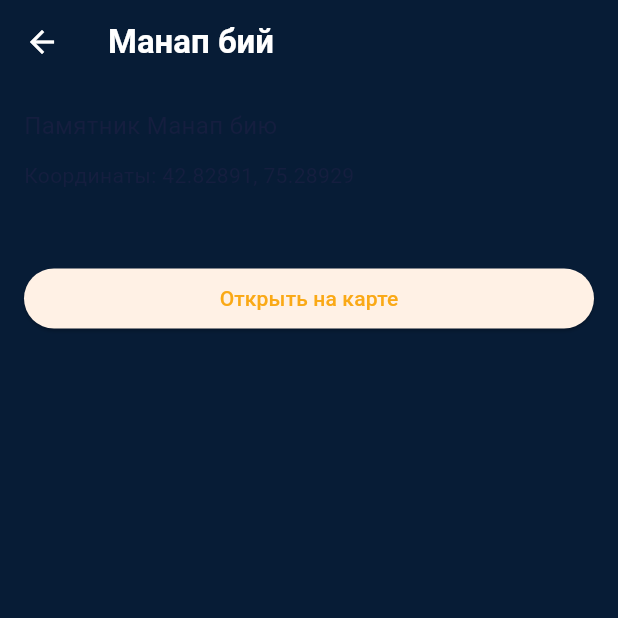
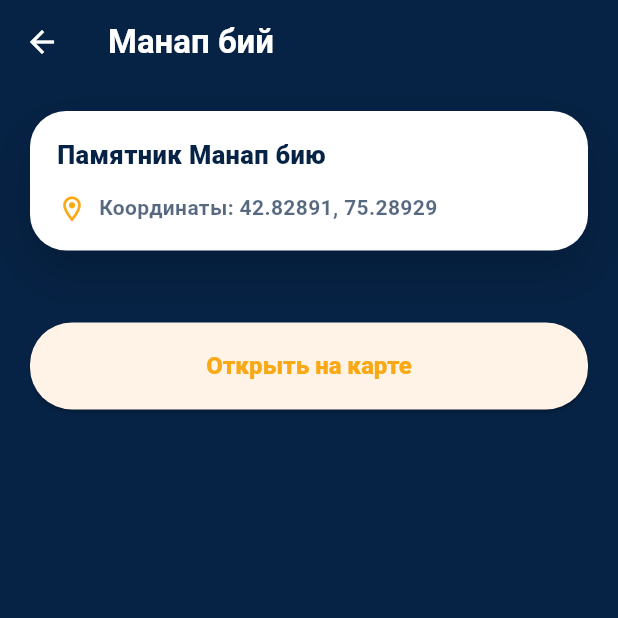
Before and after one commit to SyimykClone/startup_project, a Flutter app: the AppShellScreen screen opened by its route, after a tap on "Манап бий", on a phone screen of 412 x 824 dp, the top half of it. Run offline on Flutter 3.47's test engine with Material 3 defaults, Android fonts, the phone set to English and light mode, and no system bars; our stand-ins replace dio, flutter_dotenv, geolocator, google_maps_flutter, google_sign_in, image_picker and 1 more; missing offline and left inert: model_viewer_plus; accounts and stored records are empty; network calls fail.

Commit message:
frontend: enhance AR functionality by adding nearest AR POI fallback and improving UI in POI detail screen

```diff
--- a/around/feature/frontend/lib/screens/ar/ar_screen.dart
+++ b/around/feature/frontend/lib/screens/ar/ar_screen.dart
@@ -59,7 +59,7 @@ class _ArScreenState extends State<ArScreen> {
           SnackBar(
             content: Text(
               isRu
-                  ? 'Р СЏРґРѕРј РЅРµС‚ AR-РѕР±СЉРµРєС‚Р°. РџСЂРѕРІРµСЂСЊС‚Рµ РєРѕРѕСЂРґРёРЅР°С‚С‹ РѕР±СЉРµРєС‚Р° РІ Р±Р°Р·Рµ.'
+                  ? '\u0420\u044f\u0434\u043e\u043c \u043d\u0435\u0442 AR-\u043e\u0431\u044a\u0435\u043a\u0442\u0430. \u041f\u0440\u043e\u0432\u0435\u0440\u044c\u0442\u0435 \u043a\u043e\u043e\u0440\u0434\u0438\u043d\u0430\u0442\u044b \u043e\u0431\u044a\u0435\u043a\u0442\u0430 \u0432 \u0431\u0430\u0437\u0435.'
                   : 'No AR object nearby. Check object coordinates in the database.',
             ),
           ),
@@ -97,7 +97,11 @@ class _ArScreenState extends State<ArScreen> {
         setState(() => _loading = false);
         ScaffoldMessenger.of(context).showSnackBar(
           SnackBar(
-            content: Text(isRu ? 'РЎРєР°РЅРёСЂРѕРІР°РЅРёРµ РѕС‚РјРµРЅРµРЅРѕ.' : 'Scan canceled.'),
+            content: Text(
+              isRu
+                  ? '\u0421\u043a\u0430\u043d\u0438\u0440\u043e\u0432\u0430\u043d\u0438\u0435 \u043e\u0442\u043c\u0435\u043d\u0435\u043d\u043e.'
+                  : 'Scan canceled.',
+            ),
           ),
         );
         return;
@@ -115,7 +119,7 @@ class _ArScreenState extends State<ArScreen> {
       if (!mounted) return;
       setState(() => _loading = false);
       final message = isRu
-          ? 'РќРµ СѓРґР°Р»РѕСЃСЊ Р·Р°РїСѓСЃС‚РёС‚СЊ AR-СЃРєР°РЅРёСЂРѕРІР°РЅРёРµ. РџСЂРѕРІРµСЂСЊС‚Рµ РєР°РјРµСЂСѓ Рё РіРµРѕР»РѕРєР°С†РёСЋ.'
+          ? '\u041d\u0435 \u0443\u0434\u0430\u043b\u043e\u0441\u044c \u0437\u0430\u043f\u0443\u0441\u0442\u0438\u0442\u044c AR-\u0441\u043a\u0430\u043d\u0438\u0440\u043e\u0432\u0430\u043d\u0438\u0435. \u041f\u0440\u043e\u0432\u0435\u0440\u044c\u0442\u0435 \u043a\u0430\u043c\u0435\u0440\u0443 \u0438 \u0433\u0435\u043e\u043b\u043e\u043a\u0430\u0446\u0438\u044e.'
           : AppErrorText.fromObject(context, e);
       ScaffoldMessenger.of(context).showSnackBar(SnackBar(content: Text(message)));
     }
@@ -164,13 +168,19 @@ class _ArScreenState extends State<ArScreen> {
   @override
   Widget build(BuildContext context) {
     final isRu = _isRu;
-    final title = isRu ? 'AR-СЃРєР°РЅРёСЂРѕРІР°РЅРёРµ' : 'AR Scan';
+    final title = isRu
+        ? 'AR-\u0441\u043a\u0430\u043d\u0438\u0440\u043e\u0432\u0430\u043d\u0438\u0435'
+        : 'AR Scan';
     final subtitle = isRu
-        ? 'РџРѕРґРѕР№РґРёС‚Рµ Рє РґРѕСЃС‚РѕРїСЂРёРјРµС‡Р°С‚РµР»СЊРЅРѕСЃС‚Рё, РЅР°РІРµРґРёС‚Рµ РєР°РјРµСЂСѓ Рё РїРѕР»СѓС‡РёС‚Рµ 3D-РјРѕРґРµР»СЊ СЃ РѕРїРёСЃР°РЅРёРµРј.'
+        ? '\u041f\u043e\u0434\u043e\u0439\u0434\u0438\u0442\u0435 \u043a \u0434\u043e\u0441\u0442\u043e\u043f\u0440\u0438\u043c\u0435\u0447\u0430\u0442\u0435\u043b\u044c\u043d\u043e\u0441\u0442\u0438, \u043d\u0430\u0432\u0435\u0434\u0438\u0442\u0435 \u043a\u0430\u043c\u0435\u0440\u0443 \u0438 \u043f\u043e\u043b\u0443\u0447\u0438\u0442\u0435 3D-\u043c\u043e\u0434\u0435\u043b\u044c \u0441 \u043e\u043f\u0438\u0441\u0430\u043d\u0438\u0435\u043c.'
         : 'Approach a landmark, scan it with camera, and view a 3D model.';
     final startLabel = _capturedImage == null
-        ? (isRu ? 'РЎРєР°РЅРёСЂРѕРІР°С‚СЊ РѕР±СЉРµРєС‚' : 'Scan object')
-        : (isRu ? 'РЎРєР°РЅРёСЂРѕРІР°С‚СЊ СЃРЅРѕРІР°' : 'Scan again');
+        ? (isRu
+            ? '\u0421\u043a\u0430\u043d\u0438\u0440\u043e\u0432\u0430\u0442\u044c \u043e\u0431\u044a\u0435\u043a\u0442'
+            : 'Scan object')
+        : (isRu
+            ? '\u0421\u043a\u0430\u043d\u0438\u0440\u043e\u0432\u0430\u0442\u044c \u0441\u043d\u043e\u0432\u0430'
+            : 'Scan again');
 
     return SafeArea(
       child: Padding(
@@ -301,7 +311,9 @@ class _EmptyScanState extends StatelessWidget {
             const _ScannerPreviewFrame(),
             const SizedBox(height: 18),
             Text(
-              isRu ? 'РќР°РІРµРґРёС‚Рµ РєР°РјРµСЂСѓ РЅР° РѕР±СЉРµРєС‚' : 'Point camera at object',
+              isRu
+                  ? '\u041d\u0430\u0432\u0435\u0434\u0438\u0442\u0435 \u043a\u0430\u043c\u0435\u0440\u0443 \u043d\u0430 \u043e\u0431\u044a\u0435\u043a\u0442'
+                  : 'Point camera at object',
               textAlign: TextAlign.center,
               style: const TextStyle(
                 color: _ArScreenState._base,
@@ -312,7 +324,7 @@ class _EmptyScanState extends StatelessWidget {
             const SizedBox(height: 8),
             Text(
               isRu
-                  ? 'РќР°Р¶РјРёС‚Рµ РєРЅРѕРїРєСѓ РІС‹С€Рµ, СЂР°Р·СЂРµС€РёС‚Рµ РґРѕСЃС‚СѓРї Рє РєР°РјРµСЂРµ Рё РЅР°С‡РЅРёС‚Рµ СЃРєР°РЅРёСЂРѕРІР°РЅРёРµ.'
+                  ? '\u041d\u0430\u0436\u043c\u0438\u0442\u0435 \u043a\u043d\u043e\u043f\u043a\u0443 \u0432\u044b\u0448\u0435, \u0440\u0430\u0437\u0440\u0435\u0448\u0438\u0442\u0435 \u0434\u043e\u0441\u0442\u0443\u043f \u043a \u043a\u0430\u043c\u0435\u0440\u0435 \u0438 \u043d\u0430\u0447\u043d\u0438\u0442\u0435 \u0441\u043a\u0430\u043d\u0438\u0440\u043e\u0432\u0430\u043d\u0438\u0435.'
                   : 'Tap the button above to open camera and start scanning.',
               textAlign: TextAlign.center,
               style: TextStyle(color: _ArScreenState._base.withOpacity(0.7)),
@@ -507,10 +519,13 @@ class _ScanStatusCard extends StatelessWidget {
   @override
   Widget build(BuildContext context) {
     final scanTarget = target;
-    final title = scanTarget?.title ?? (isRu ? 'AR-РѕР±СЉРµРєС‚ РЅРµ РЅР°Р№РґРµРЅ' : 'No AR object found');
+    final title = scanTarget?.title ??
+        (isRu
+            ? 'AR-\u043e\u0431\u044a\u0435\u043a\u0442 \u043d\u0435 \u043d\u0430\u0439\u0434\u0435\u043d'
+            : 'No AR object found');
     final subtitle = scanTarget == null
         ? (isRu
-            ? 'Р СЏРґРѕРј РЅРµС‚ РґРѕСЃС‚РѕРїСЂРёРјРµС‡Р°С‚РµР»СЊРЅРѕСЃС‚Рё СЃ AR-РјРѕРґРµР»СЊСЋ.'
+            ? '\u0420\u044f\u0434\u043e\u043c \u043d\u0435\u0442 \u0434\u043e\u0441\u0442\u043e\u043f\u0440\u0438\u043c\u0435\u0447\u0430\u0442\u0435\u043b\u044c\u043d\u043e\u0441\u0442\u0438 \u0441 AR-\u043c\u043e\u0434\u0435\u043b\u044c\u044e.'
             : 'There is no nearby landmark with an AR model.')
         : tooFar
             ? scanTarget.tooFarLabel(isRu)
@@ -594,10 +609,12 @@ class _BottomInfo extends StatelessWidget {
 
   @override
   Widget build(BuildContext context) {
-    final title = isRu ? 'РљСЂР°С‚РєРѕРµ РѕРїРёСЃР°РЅРёРµ' : 'Short description';
+    final title = isRu
+        ? '\u041a\u0440\u0430\u0442\u043a\u043e\u0435 \u043e\u043f\u0438\u0441\u0430\u043d\u0438\u0435'
+        : 'Short description';
     final description = target?.description ??
         (isRu
-            ? 'AR-РґР°РЅРЅС‹Рµ РґР»СЏ Р±Р»РёР¶Р°Р№С€РµРіРѕ РѕР±СЉРµРєС‚Р° РЅРµ РЅР°Р№РґРµРЅС‹.'
+            ? 'AR-\u0434\u0430\u043d\u043d\u044b\u0435 \u0434\u043b\u044f \u0431\u043b\u0438\u0436\u0430\u0439\u0448\u0435\u0433\u043e \u043e\u0431\u044a\u0435\u043a\u0442\u0430 \u043d\u0435 \u043d\u0430\u0439\u0434\u0435\u043d\u044b.'
             : 'AR data for the nearest object was not found.');
 
     return Container(
@@ -651,9 +668,11 @@ class _NoArObjectHint extends StatelessWidget {
   Widget build(BuildContext context) {
     return _CenteredHint(
       icon: Icons.search_off,
-      title: isRu ? 'AR-РѕР±СЉРµРєС‚ РЅРµ РЅР°Р№РґРµРЅ' : 'No AR object',
+      title: isRu
+          ? 'AR-\u043e\u0431\u044a\u0435\u043a\u0442 \u043d\u0435 \u043d\u0430\u0439\u0434\u0435\u043d'
+          : 'No AR object',
       subtitle: isRu
-          ? 'Р’ Р±Р°Р·Рµ РґР°РЅРЅС‹С… РїРѕРєР° РЅРµС‚ Р±Р»РёР¶Р°Р№С€РµР№ РґРѕСЃС‚РѕРїСЂРёРјРµС‡Р°С‚РµР»СЊРЅРѕСЃС‚Рё.'
+          ? '\u0412 \u0431\u0430\u0437\u0435 \u0434\u0430\u043d\u043d\u044b\u0445 \u043f\u043e\u043a\u0430 \u043d\u0435\u0442 \u0431\u043b\u0438\u0436\u0430\u0439\u0448\u0435\u0439 \u0434\u043e\u0441\u0442\u043e\u043f\u0440\u0438\u043c\u0435\u0447\u0430\u0442\u0435\u043b\u044c\u043d\u043e\u0441\u0442\u0438.'
           : 'In the database there is no nearby landmark yet.',
     );
   }
@@ -669,7 +688,9 @@ class _TooFarHint extends StatelessWidget {
   Widget build(BuildContext context) {
     return _CenteredHint(
       icon: Icons.social_distance,
-      title: isRu ? 'РџРѕРґРѕР№РґРёС‚Рµ Р±Р»РёР¶Рµ' : 'Move closer',
+      title: isRu
+          ? '\u041f\u043e\u0434\u043e\u0439\u0434\u0438\u0442\u0435 \u0431\u043b\u0438\u0436\u0435'
+          : 'Move closer',
       subtitle: target.tooFarLabel(isRu),
     );
   }
@@ -685,7 +706,9 @@ class _MissingModelHint extends StatelessWidget {
   Widget build(BuildContext context) {
     return _CenteredHint(
       icon: Icons.view_in_ar_outlined,
-      title: isRu ? '3D-РјРѕРґРµР»СЊ РЅРµ РЅР°Р№РґРµРЅР°' : '3D model not found',
+      title: isRu
+          ? '3D-\u043c\u043e\u0434\u0435\u043b\u044c \u043d\u0435 \u043d\u0430\u0439\u0434\u0435\u043d\u0430'
+          : '3D model not found',
       subtitle: modelPath,
     );
   }
@@ -767,16 +790,18 @@ class _ArScanTarget {
   String distanceLabel(bool isRu) {
     if (distanceM >= 1000) {
       final km = (distanceM / 1000).toStringAsFixed(1);
-      return isRu ? 'Р Р°СЃСЃС‚РѕСЏРЅРёРµ: $km РєРј' : 'Distance: $km km';
+      return isRu
+          ? '\u0420\u0430\u0441\u0441\u0442\u043e\u044f\u043d\u0438\u0435: $km \u043a\u043c'
+          : 'Distance: $km km';
     }
     return isRu
-        ? 'Р Р°СЃСЃС‚РѕСЏРЅРёРµ: ${distanceM.toStringAsFixed(0)} Рј'
+        ? '\u0420\u0430\u0441\u0441\u0442\u043e\u044f\u043d\u0438\u0435: ${distanceM.toStringAsFixed(0)} \u043c'
         : 'Distance: ${distanceM.toStringAsFixed(0)} m';
   }
 
   String tooFarLabel(bool isRu) {
     return isRu
-        ? 'Р”Рѕ РѕР±СЉРµРєС‚Р° ${distanceM.toStringAsFixed(0)} Рј. РќСѓР¶РЅРѕ РїРѕРґРѕР№С‚Рё Р±Р»РёР¶Рµ ${radiusM} Рј.'
+        ? '\u0414\u043e \u043e\u0431\u044a\u0435\u043a\u0442\u0430 ${distanceM.toStringAsFixed(0)} \u043c. \u041d\u0443\u0436\u043d\u043e \u043f\u043e\u0434\u043e\u0439\u0442\u0438 \u0431\u043b\u0438\u0436\u0435 ${radiusM} \u043c.'
         : 'Object is ${distanceM.toStringAsFixed(0)} m away. Move within $radiusM m.';
   }
 }
--- a/around/feature/frontend/lib/screens/poi/poi_detail_screen.dart
+++ b/around/feature/frontend/lib/screens/poi/poi_detail_screen.dart
@@ -13,6 +13,8 @@ class PoiDetailScreen extends StatelessWidget {
 
   @override
   Widget build(BuildContext context) {
+    const base = Color(0xFF062244);
+    const accent = Color(0xFFFAA916);
     final routeState = context.watch<RouteState>();
     final locale = Localizations.localeOf(context).languageCode;
     final l10n = context.l10n;
@@ -20,26 +22,93 @@ class PoiDetailScreen extends StatelessWidget {
     final routeErrorLabel = locale == 'ru' ? 'Ошибка маршрута' : 'Route error';
 
     return Scaffold(
-      appBar: AppBar(title: Text(poi.name)),
+      backgroundColor: base,
+      appBar: AppBar(
+        title: Text(poi.name),
+        backgroundColor: base,
+        foregroundColor: Colors.white,
+        elevation: 0,
+      ),
       body: SafeArea(
         child: SingleChildScrollView(
-          padding: const EdgeInsets.all(16),
+          padding: const EdgeInsets.fromLTRB(20, 18, 20, 28),
           child: Column(
             crossAxisAlignment: CrossAxisAlignment.start,
             children: [
-              Text(poi.description, style: const TextStyle(fontSize: 16)),
-              const SizedBox(height: 12),
+              Container(
+                width: double.infinity,
+                padding: const EdgeInsets.all(18),
+                decoration: BoxDecoration(
+                  color: Colors.white,
+                  borderRadius: BorderRadius.circular(24),
+                  boxShadow: [
+                    BoxShadow(
+                      color: Colors.black.withOpacity(0.16),
+                      blurRadius: 24,
+                      offset: const Offset(0, 14),
+                    ),
+                  ],
+                ),
+                child: Column(
+                  crossAxisAlignment: CrossAxisAlignment.start,
+                  children: [
                     Text(
+                      poi.description.trim().isEmpty
+                          ? poi.name
+                          : poi.description,
+                      style: const TextStyle(
+                        color: base,
+                        fontSize: 17,
+                        height: 1.35,
+                        fontWeight: FontWeight.w800,
+                      ),
+                    ),
+                    const SizedBox(height: 14),
+                    Row(
+                      crossAxisAlignment: CrossAxisAlignment.start,
+                      children: [
+                        const Icon(
+                          Icons.location_on_outlined,
+                          color: accent,
+                          size: 20,
+                        ),
+                        const SizedBox(width: 8),
+                        Expanded(
+                          child: Text(
                             '$coordinatesLabel: '
                             '${poi.latitude.toStringAsFixed(5)}, '
                             '${poi.longitude.toStringAsFixed(5)}',
+                            style: TextStyle(
+                              color: base.withOpacity(0.68),
+                              fontSize: 14,
+                              height: 1.35,
+                              fontWeight: FontWeight.w700,
+                            ),
+                          ),
+                        ),
+                      ],
+                    ),
+                  ],
+                ),
               ),
               const SizedBox(height: 24),
               if (routeState.loading) const LinearProgressIndicator(),
               if (routeState.error != null)
-                Text(
+                Container(
+                  width: double.infinity,
+                  padding: const EdgeInsets.all(14),
+                  decoration: BoxDecoration(
+                    color: const Color(0xFFFFE8E8),
+                    borderRadius: BorderRadius.circular(18),
+                  ),
+                  child: Text(
                     '$routeErrorLabel: '
                     '${AppErrorText.fromMessage(context, routeState.error!)}',
+                    style: const TextStyle(
+                      color: Color(0xFF7A1F1F),
+                      fontWeight: FontWeight.w800,
+                    ),
+                  ),
                 ),
               const SizedBox(height: 24),
               SizedBox(
@@ -52,6 +121,18 @@ class PoiDetailScreen extends StatelessWidget {
                       arguments: AppShellArgs(initialIndex: 2, initialPoi: poi),
                     );
                   },
+                  style: ElevatedButton.styleFrom(
+                    backgroundColor: const Color(0xFFFFF3E7),
+                    foregroundColor: accent,
+                    minimumSize: const Size.fromHeight(58),
+                    shape: RoundedRectangleBorder(
+                      borderRadius: BorderRadius.circular(28),
+                    ),
+                    textStyle: const TextStyle(
+                      fontSize: 16,
+                      fontWeight: FontWeight.w900,
+                    ),
+                  ),
                   child: Text(l10n.openOnMap),
                 ),
               ),
```
Also changed, not shown: around/feature/frontend/lib/services/poi_service.dart (+47 -1 lines). Lines whose indentation alone changed are shown as unchanged.
